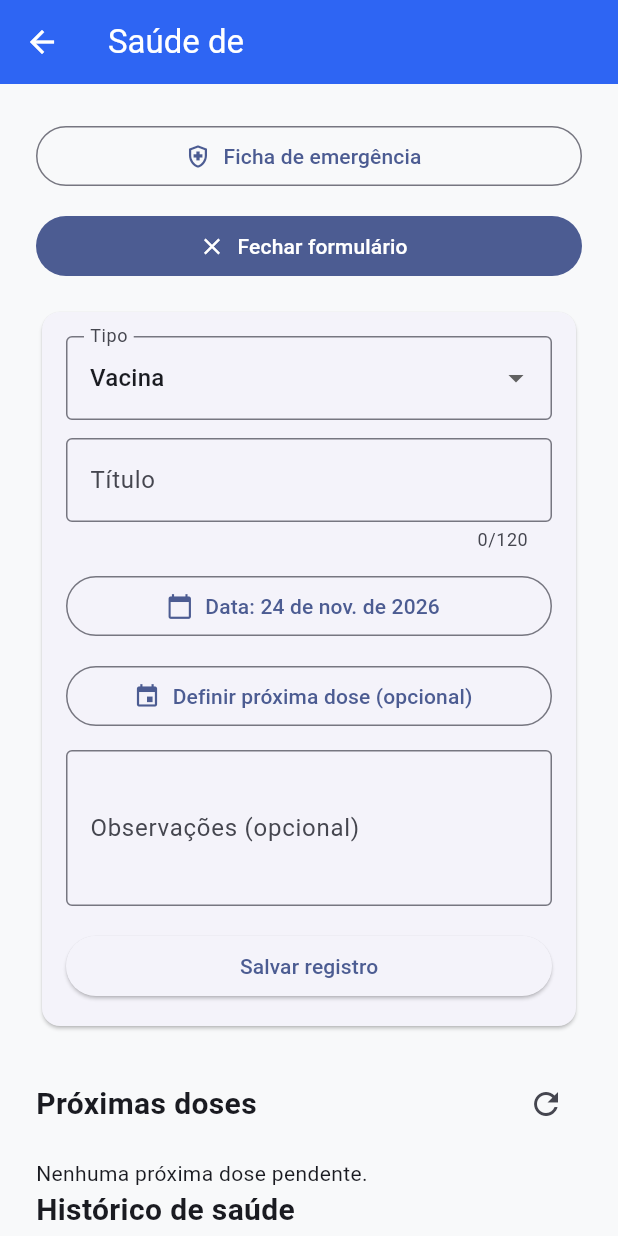
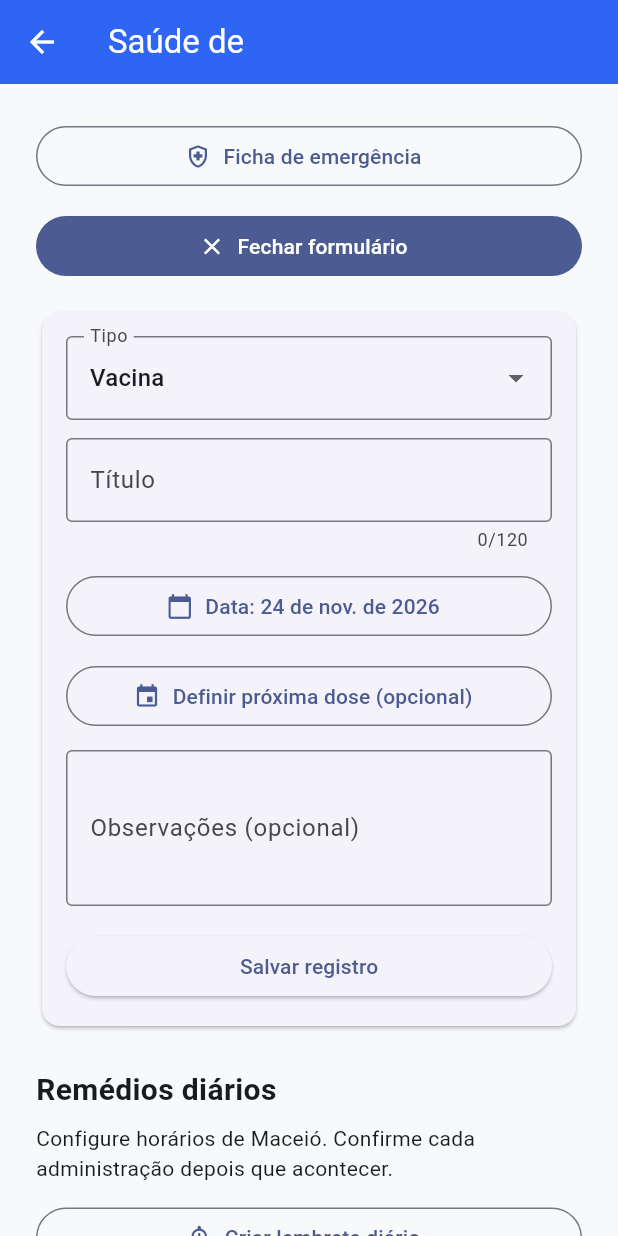
Before and after one commit to alvarostavares/PetSyncApp, a Flutter app: the TelaSaude screen opened directly with empty values, after a tap on "Novo registro", on a phone screen of 412 x 824 dp. Run offline on Flutter 3.47's test engine with Material 3 defaults, Android fonts, the phone set to English and light mode, and no system bars; our stand-ins replace firebase_core, firebase_messaging, supabase_flutter, table_calendar; accounts and stored records are empty; network calls fail.

Commit message:
adiciona funcionalidade de lembrete diario de medicamento

```diff
--- /dev/null
+++ b/lib/features/saude/repositories/lembrete_medicamento_repository.dart
@@ -0,0 +1,56 @@
+import 'package:supabase_flutter/supabase_flutter.dart';
+
+class LembreteMedicamentoRepository {
+  final _supabase = Supabase.instance.client;
+
+  Stream<List<Map<String, dynamic>>> observarLembretes(int idPet) {
+    return _supabase
+        .from('lembrete_medicamento')
+        .stream(primaryKey: ['id_lembrete'])
+        .eq('id_pet', idPet)
+        .eq('ativo', true)
+        .order('horario');
+  }
+
+  Stream<List<Map<String, dynamic>>> observarConfirmacoes(
+    int idPet,
+    String dia,
+  ) {
+    return _supabase
+        .from('confirmacao_medicamento')
+        .stream(primaryKey: ['id_confirmacao'])
+        .eq('id_pet', idPet)
+        .eq('dia', dia);
+  }
+
+  Future<void> criar({
+    required int idPet,
+    required String nome,
+    required String horario,
+  }) async {
+    await _supabase.from('lembrete_medicamento').insert({
+      'id_pet': idPet,
+      'nome': nome.trim(),
+      'horario': horario,
+    });
+  }
+
+  Future<void> confirmar({required int idPet, required int idLembrete}) async {
+    await _supabase.from('confirmacao_medicamento').insert({
+      'id_pet': idPet,
+      'id_lembrete': idLembrete,
+    });
+  }
+
+  Future<void> desativar(int idLembrete) async {
+    final alterados = await _supabase
+        .from('lembrete_medicamento')
+        .update({'ativo': false})
+        .eq('id_lembrete', idLembrete)
+        .select('id_lembrete');
+
+    if (alterados.isEmpty) {
+      throw StateError('Você não pode desativar este lembrete.');
+    }
+  }
+}
--- a/lib/features/saude/views/tela_saude.dart
+++ b/lib/features/saude/views/tela_saude.dart
@@ -5,6 +5,7 @@ import '../models/registro_saude_model.dart';
 import '../repositories/registro_saude_repository.dart';
 import '../views/tela_ficha_emergencia.dart';
 import '../../../core/mensagens_erro.dart';
+import '../widgets/lembretes_medicamento.dart';
 
 class TelaSaude extends StatefulWidget {
   final int idPet;
@@ -430,6 +431,11 @@ class _TelaSaudeState extends State<TelaSaude> {
               ),
             ],
             const SizedBox(height: 24),
+            LembretesMedicamento(
+              idPet: widget.idPet,
+              souTutor: widget.souTutor,
+            ),
+            const SizedBox(height: 24),
             Row(
               children: [
                 const Expanded(
--- /dev/null
+++ b/lib/features/saude/widgets/lembretes_medicamento.dart
@@ -0,0 +1,352 @@
+import 'dart:async';
+
+import 'package:flutter/material.dart';
+import 'package:supabase_flutter/supabase_flutter.dart';
+
+import '../repositories/lembrete_medicamento_repository.dart';
+
+class LembretesMedicamento extends StatefulWidget {
+  final int idPet;
+  final bool compacto;
+  final bool souTutor;
+
+  const LembretesMedicamento({
+    super.key,
+    required this.idPet,
+    this.compacto = false,
+    this.souTutor = false,
+  });
+
+  @override
+  State<LembretesMedicamento> createState() => _LembretesMedicamentoState();
+}
+
+class _LembretesMedicamentoState extends State<LembretesMedicamento> {
+  final _repositorio = LembreteMedicamentoRepository();
+
+  late Stream<List<Map<String, dynamic>>> _lembretes;
+  late Stream<List<Map<String, dynamic>>> _confirmacoes;
+  late String _dia;
+  Timer? _relogio;
+  bool _salvando = false;
+
+  String _hoje() {
+    final agora = DateTime.now();
+    return '${agora.year.toString().padLeft(4, '0')}-'
+        '${agora.month.toString().padLeft(2, '0')}-'
+        '${agora.day.toString().padLeft(2, '0')}';
+  }
+
+  void _observar() {
+    _dia = _hoje();
+    _lembretes = _repositorio.observarLembretes(widget.idPet);
+    _confirmacoes = _repositorio.observarConfirmacoes(widget.idPet, _dia);
+  }
+
+  @override
+  void initState() {
+    super.initState();
+    _observar();
+
+    _relogio = Timer.periodic(const Duration(minutes: 1), (_) {
+      if (mounted && _dia != _hoje()) {
+        setState(_observar);
+      }
+    });
+  }
+
+  @override
+  void didUpdateWidget(covariant LembretesMedicamento oldWidget) {
+    super.didUpdateWidget(oldWidget);
+
+    if (oldWidget.idPet != widget.idPet) {
+      _observar();
+    }
+  }
+
+  @override
+  void dispose() {
+    _relogio?.cancel();
+    super.dispose();
+  }
+
+  Future<void> _criar() async {
+    String nome = '';
+    TimeOfDay? horarioEscolhido;
+
+    final dados = await showDialog<({String nome, TimeOfDay horario})>(
+      context: context,
+      builder: (dialogContext) => StatefulBuilder(
+        builder: (dialogContext, atualizarDialogo) => AlertDialog(
+          title: const Text('Lembrete diário'),
+          content: Column(
+            mainAxisSize: MainAxisSize.min,
+            crossAxisAlignment: CrossAxisAlignment.stretch,
+            children: [
+              TextField(
+                maxLength: 120,
+                autofocus: true,
+                decoration: const InputDecoration(
+                  labelText: 'Nome do medicamento',
+                  border: OutlineInputBorder(),
+                ),
+                onChanged: (valor) {
+                  atualizarDialogo(() => nome = valor);
+                },
+              ),
+              const SizedBox(height: 12),
+              OutlinedButton.icon(
+                icon: const Icon(Icons.schedule),
+                label: Text(
+                  horarioEscolhido == null
+                      ? 'Escolher horário'
+                      : 'Horário: ${horarioEscolhido!.format(dialogContext)}',
+                ),
+                onPressed: () async {
+                  final horario = await showTimePicker(
+                    context: dialogContext,
+                    initialTime: horarioEscolhido ?? TimeOfDay.now(),
+                  );
+
+                  if (!dialogContext.mounted || horario == null) return;
+
+                  atualizarDialogo(() => horarioEscolhido = horario);
+                },
+              ),
+            ],
+          ),
+          actions: [
+            TextButton(
+              onPressed: () => Navigator.pop(dialogContext),
+              child: const Text('Cancelar'),
+            ),
+            FilledButton(
+              onPressed: nome.trim().isEmpty || horarioEscolhido == null
+                  ? null
+                  : () => Navigator.pop(dialogContext, (
+                      nome: nome.trim(),
+                      horario: horarioEscolhido!,
+                    )),
+              child: const Text('Criar lembrete'),
+            ),
+          ],
+        ),
+      ),
+    );
+
+    if (!mounted || dados == null) return;
+
+    final horario =
+        '${dados.horario.hour.toString().padLeft(2, '0')}:'
+        '${dados.horario.minute.toString().padLeft(2, '0')}:00';
+
+    setState(() => _salvando = true);
+
+    try {
+      await _repositorio.criar(
+        idPet: widget.idPet,
+        nome: dados.nome,
+        horario: horario,
+      );
+    } catch (erro) {
+      if (mounted) {
+        ScaffoldMessenger.of(context).showSnackBar(
+          SnackBar(content: Text('Não foi possível criar: $erro')),
+        );
+      }
+    } finally {
+      if (mounted) setState(() => _salvando = false);
+    }
+  }
+
+  Future<void> _confirmar(int idLembrete, String nome) async {
+    final confirmou = await showDialog<bool>(
+      context: context,
+      builder: (dialogContext) => AlertDialog(
+        title: const Text('Confirmar administração?'),
+        content: Text('Confirme somente se $nome já foi administrado hoje.'),
+        actions: [
+          TextButton(
+            onPressed: () => Navigator.pop(dialogContext, false),
+            child: const Text('Cancelar'),
+          ),
+          FilledButton(
+            onPressed: () => Navigator.pop(dialogContext, true),
+            child: const Text('Confirmar'),
+          ),
+        ],
+      ),
+    );
+
+    if (!mounted || confirmou != true) return;
+
+    setState(() => _salvando = true);
+
+    try {
+      await _repositorio.confirmar(idPet: widget.idPet, idLembrete: idLembrete);
+    } on PostgrestException catch (erro) {
+      if (mounted) {
+        ScaffoldMessenger.of(context).showSnackBar(
+          SnackBar(
+            content: Text(
+              erro.code == '23505'
+                  ? 'Este horário já foi confirmado hoje.'
+                  : 'Não foi possível confirmar: ${erro.message}',
+            ),
+          ),
+        );
+      }
+    } catch (erro) {
+      if (mounted) {
+        ScaffoldMessenger.of(context).showSnackBar(
+          SnackBar(content: Text('Não foi possível confirmar: $erro')),
+        );
+      }
+    } finally {
+      if (mounted) setState(() => _salvando = false);
+    }
+  }
+
+  Future<void> _desativar(int idLembrete) async {
+    setState(() => _salvando = true);
+
+    try {
+      await _repositorio.desativar(idLembrete);
+    } catch (erro) {
+      if (mounted) {
+        ScaffoldMessenger.of(context).showSnackBar(
+          SnackBar(content: Text('Não foi possível desativar: $erro')),
+        );
+      }
+    } finally {
+      if (mounted) setState(() => _salvando = false);
+    }
+  }
+
+  @override
+  Widget build(BuildContext context) {
+    final idUsuario = Supabase.instance.client.auth.currentUser?.id;
+
+    return StreamBuilder<List<Map<String, dynamic>>>(
+      stream: _lembretes,
+      builder: (context, snapshotLembretes) {
+        if (snapshotLembretes.hasError) {
+          return const Text('Não foi possível carregar os remédios.');
+        }
+
+        final lembretes = snapshotLembretes.data;
+        if (lembretes == null) {
+          return const Center(child: CircularProgressIndicator());
+        }
+
+        return StreamBuilder<List<Map<String, dynamic>>>(
+          stream: _confirmacoes,
+          builder: (context, snapshotConfirmacoes) {
+            if (snapshotConfirmacoes.hasError) {
+              return const Text('Não foi possível carregar as confirmações.');
+            }
+
+            final confirmacoes = snapshotConfirmacoes.data;
+            if (confirmacoes == null) {
+              return const Center(child: CircularProgressIndicator());
+            }
+
+            final idsConfirmados = {
+              for (final registro in confirmacoes)
+                registro['id_lembrete'] as int,
+            };
+
+            if (widget.compacto) {
+              if (lembretes.isEmpty) {
+                return const SizedBox.shrink();
+              }
+
+              final pendentes = lembretes.where(
+                (item) => !idsConfirmados.contains(item['id_lembrete'] as int),
+              );
+
+              final mensagem = pendentes.isEmpty
+                  ? 'Todos os horários de hoje foram confirmados.'
+                  : 'Hoje, ${(pendentes.first['horario'] as String).substring(0, 5)}: '
+                        '${pendentes.first['nome']}';
+
+              return Padding(
+                padding: const EdgeInsets.symmetric(horizontal: 24),
+                child: Card(
+                  child: ListTile(
+                    leading: const Icon(Icons.medication_outlined),
+                    title: const Text('Lembretes de remédio'),
+                    subtitle: Text(mensagem),
+                  ),
+                ),
+              );
+            }
+
+            return Column(
+              crossAxisAlignment: CrossAxisAlignment.stretch,
+              children: [
+                const Text(
+                  'Remédios diários',
+                  style: TextStyle(fontSize: 20, fontWeight: FontWeight.bold),
+                ),
+                const SizedBox(height: 8),
+                const Text(
+                  'Configure horários de Maceió. '
+                  'Confirme cada administração depois que acontecer.',
+                ),
+                const SizedBox(height: 12),
+                OutlinedButton.icon(
+                  onPressed: _salvando ? null : _criar,
+                  icon: const Icon(Icons.add_alert_outlined),
+                  label: const Text('Criar lembrete diário'),
+                ),
+                if (lembretes.isEmpty)
+                  const Text('Nenhum lembrete diário configurado.'),
+                for (final lembrete in lembretes)
+                  Card(
+                    child: ListTile(
+                      title: Text(lembrete['nome'] as String),
+                      subtitle: Text(
+                        '${(lembrete['horario'] as String).substring(0, 5)}'
+                        ' • ${idsConfirmados.contains(lembrete['id_lembrete'] as int) ? 'Confirmado hoje' : 'Pendente hoje'}',
+                      ),
+                      trailing: Wrap(
+                        crossAxisAlignment: WrapCrossAlignment.center,
+                        children: [
+                          if (!idsConfirmados.contains(
+                            lembrete['id_lembrete'] as int,
+                          ))
+                            TextButton(
+                              onPressed: _salvando
+                                  ? null
+                                  : () => _confirmar(
+                                      lembrete['id_lembrete'] as int,
+                                      lembrete['nome'] as String,
+                                    ),
+                              child: const Text('Confirmar'),
+                            ),
+                          if (widget.souTutor ||
+                              lembrete['criado_por'] == idUsuario)
+                            IconButton(
+                              tooltip: 'Desativar lembrete',
+                              onPressed: _salvando
+                                  ? null
+                                  : () => _desativar(
+                                      lembrete['id_lembrete'] as int,
+                                    ),
+                              icon: const Icon(
+                                Icons.notifications_off_outlined,
+                              ),
+                            ),
+                        ],
+                      ),
+                    ),
+                  ),
+              ],
+            );
+          },
+        );
+      },
+    );
+  }
+}
--- a/lib/main.dart
+++ b/lib/main.dart
@@ -9,12 +9,14 @@ import 'package:flutter/foundation.dart';
 import 'package:supabase_flutter/supabase_flutter.dart';
 import 'package:firebase_core/firebase_core.dart';
 import 'package:flutter_localizations/flutter_localizations.dart';
+import 'package:intl/date_symbol_data_local.dart';
 
 import 'firebase_options.dart';
 import 'core/notificacao_service.dart';
 
 Future<void> main() async {
   WidgetsFlutterBinding.ensureInitialized();
+  await initializeDateFormatting('pt_BR');
 
   await Supabase.initialize(
     url: 'https://drmhnywngysgfgdfbfmf.supabase.co',
--- a/pubspec.yaml
+++ b/pubspec.yaml
@@ -37,6 +37,8 @@ dependencies:
   supabase_flutter: ^2.17.2
   firebase_core: ^5.0.0
   firebase_messaging: ^17.0.0
+  table_calendar: ^3.3.0
+  intl: ^0.20.3
 
 dev_dependencies:
   flutter_test:
```
Also changed, not shown: lib/features/home/repositories/atividade_repository.dart (+19 -0 lines), lib/features/home/views/tela_inicial.dart (+8 -18 lines), lib/features/home/widgets/acoes_e_linha_do_tempo.dart (+71 -6 lines), pubspec.lock.
